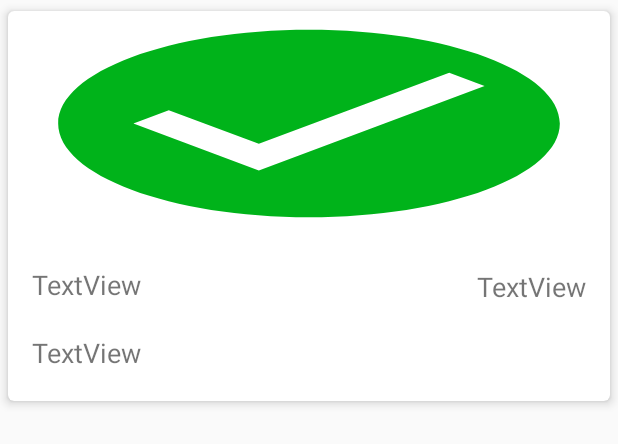
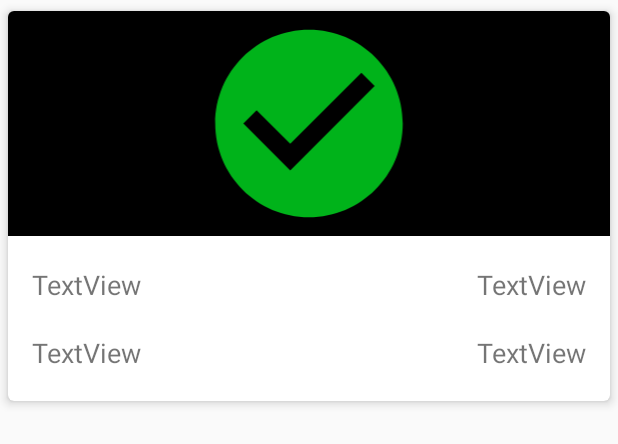
Before and after one commit to ksotengco/kickback, an Android app: the layout event_card.xml on its own in the app's theme, with its tools: preview values and no code run, on a phone screen of 412 x 824 dp. Shown: the top 444 px of the screen. Run offline under Robolectric (Android 15) with nearby library versions, the phone set to English and light mode, and no system bars.

Commit message:
can now set event images

```diff
--- a/app/src/main/java/edu/cs371m/kickback/activity/Appitivty.java
+++ b/app/src/main/java/edu/cs371m/kickback/activity/Appitivty.java
@@ -110,7 +110,7 @@ public class Appitivty extends AppCompatActivity implements OnAddEventListener {
                     case R.id.nav_create:
                         Intent in = new Intent(getApplicationContext(), CreateEvent.class);
                         startActivity(in);
-                        return true;
+                        return false;
                     case R.id.nav_events:
                         getSupportFragmentManager().beginTransaction()
                                 .replace(R.id.app_fragment, new MyEvents())
--- a/app/src/main/java/edu/cs371m/kickback/model/Event.java
+++ b/app/src/main/java/edu/cs371m/kickback/model/Event.java
@@ -32,7 +32,7 @@ public class Event {
         this.hostId = eventInfo.getString("hostId");
         this.hostName = eventInfo.getString("hostName");
         this.eventId = UUID.randomUUID().toString();
-        this.photoId = null; // TODO: change this
+        this.photoId = eventInfo.getString("photoURL");
 
         this.date = eventInfo.getString("date");
         this.location = eventInfo.getStringArrayList("location");
@@ -41,7 +41,6 @@ public class Event {
         double longitude = eventInfo.getDoubleArray("geolocation")[1];
 
         this.geolocation = new GeoPoint(latitude, longitude);
-
 
         this.attendees = new ArrayList<String>();
         this.attendees.add(hostId);
--- a/app/src/main/java/edu/cs371m/kickback/page/creatingEvents/CreateEvent.java
+++ b/app/src/main/java/edu/cs371m/kickback/page/creatingEvents/CreateEvent.java
@@ -22,7 +22,7 @@ import edu.cs371m.kickback.model.Event;
 import edu.cs371m.kickback.service.Database;
 
 interface OnButtonPressed {
-    void OnNameDescSaved(String name, String desc);
+    void OnNameDescSaved(String name, String desc, String photoURL);
     void OnTimeDateSaved(String date);
     void OnLocationInviteSaved( ArrayList<String> location, double[] geolocation, ArrayList<String> pending);
     void prevPage();
@@ -91,9 +91,10 @@ public class CreateEvent extends AppCompatActivity implements OnButtonPressed, O
     }
 
     @Override
-    public void OnNameDescSaved(String name, String desc) {
+    public void OnNameDescSaved(String name, String desc, String photoURL) {
         eventInfo.putString("eventName", name);
         eventInfo.putString("description", desc);
+        eventInfo.putString("photoURL", photoURL);
 
         eventInfo.putString("hostId", FirebaseAuth.getInstance().getCurrentUser().getUid());
         eventInfo.putString("hostName", Appitivty.getCurrentProfile().getFirstName() + " " + Appitivty.getCurrentProfile().getLastName());
--- a/app/src/main/java/edu/cs371m/kickback/page/creatingEvents/NameAndDescription.java
+++ b/app/src/main/java/edu/cs371m/kickback/page/creatingEvents/NameAndDescription.java
@@ -21,6 +21,7 @@ public class NameAndDescription extends Fragment {
 
     private EditText eventName;
     private EditText eventDesc;
+    private EditText photoURL;
 
     private Button nextButton;
 
@@ -32,6 +33,7 @@ public class NameAndDescription extends Fragment {
 
         eventName = (EditText) v.findViewById(R.id.editEventName);
         eventDesc = (EditText) v.findViewById(R.id.editDescription);
+        photoURL  = (EditText) v.findViewById(R.id.editPhotoURL);
 
         nextButton = (Button) v.findViewById(R.id.next_button);
 
@@ -39,7 +41,7 @@ public class NameAndDescription extends Fragment {
             @Override
             public void onClick(View view) {
                 if (!TextUtils.isEmpty(eventName.getText().toString()) && !TextUtils.isEmpty(eventDesc.getText().toString()))
-                    cb.OnNameDescSaved(eventName.getText().toString(), eventDesc.getText().toString());
+                    cb.OnNameDescSaved(eventName.getText().toString(), eventDesc.getText().toString(), photoURL.getText().toString());
                 else
                     Toast.makeText(view.getContext(), "Please enter in the required fields.", Toast.LENGTH_SHORT).show();
             }
--- a/app/src/main/res/layout/event_card.xml
+++ b/app/src/main/res/layout/event_card.xml
@@ -26,7 +26,8 @@
                 android:id="@+id/event_image"
                 android:layout_width="match_parent"
                 android:layout_height="0dp"
-                android:scaleType="fitXY"
+                android:background="@color/colorAccent"
+                android:scaleType="fitCenter"
                 android:src="@drawable/accept"
                 app:layout_constraintBottom_toTopOf="@+id/image_guideline"
                 app:layout_constraintTop_toTopOf="parent" />
@@ -64,12 +65,24 @@
                 android:id="@+id/dateView"
                 android:layout_width="wrap_content"
                 android:layout_height="wrap_content"
-                android:layout_marginTop="21dp"
                 android:layout_marginEnd="16dp"
                 android:text="TextView"
                 android:textSize="18sp"
+                app:layout_constraintBottom_toTopOf="@+id/locationView"
                 app:layout_constraintEnd_toEndOf="parent"
                 app:layout_constraintTop_toBottomOf="@+id/event_image" />
+
+            <TextView
+                android:id="@+id/locationView"
+                android:layout_width="0dp"
+                android:layout_height="wrap_content"
+                android:layout_marginEnd="16dp"
+                android:text="TextView"
+                android:textSize="18sp"
+                app:layout_constraintBottom_toBottomOf="parent"
+                app:layout_constraintEnd_toEndOf="parent"
+                app:layout_constraintStart_toStartOf="@+id/dateView"
+                app:layout_constraintTop_toBottomOf="@+id/dateView" />
 
         </android.support.constraint.ConstraintLayout>
     </android.support.v7.widget.CardView>
```
Also changed, not shown: app/src/main/java/edu/cs371m/kickback/view/SearchFirestoreAdapter.java (+16 -3 lines), app/src/main/res/layout/name_and_description.xml (+16 -4 lines).
